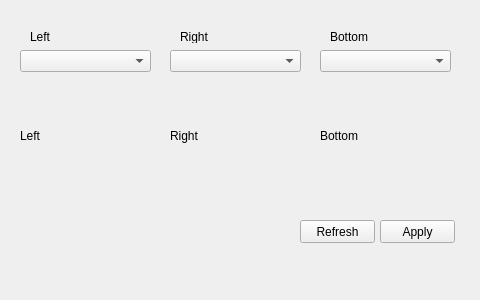
The window that Hanse/Module_Webcams/form_webcams.ui (iti-luebeck/HANSE2011) describes before a commit, drawn with Qt 5.
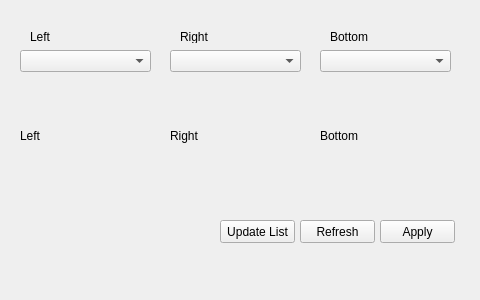
The same window after the commit.

What changed in the file:
```diff
--- a/Hanse/Module_Webcams/form_webcams.ui
+++ b/Hanse/Module_Webcams/form_webcams.ui
@@ -156,6 +156,19 @@
     <string>Refresh</string>
    </property>
   </widget>
+  <widget class="QPushButton" name="updateListButton">
+   <property name="geometry">
+    <rect>
+     <x>220</x>
+     <y>220</y>
+     <width>75</width>
+     <height>23</height>
+    </rect>
+   </property>
+   <property name="text">
+    <string>Update List</string>
+   </property>
+  </widget>
  </widget>
  <resources/>
  <connections/>
```
